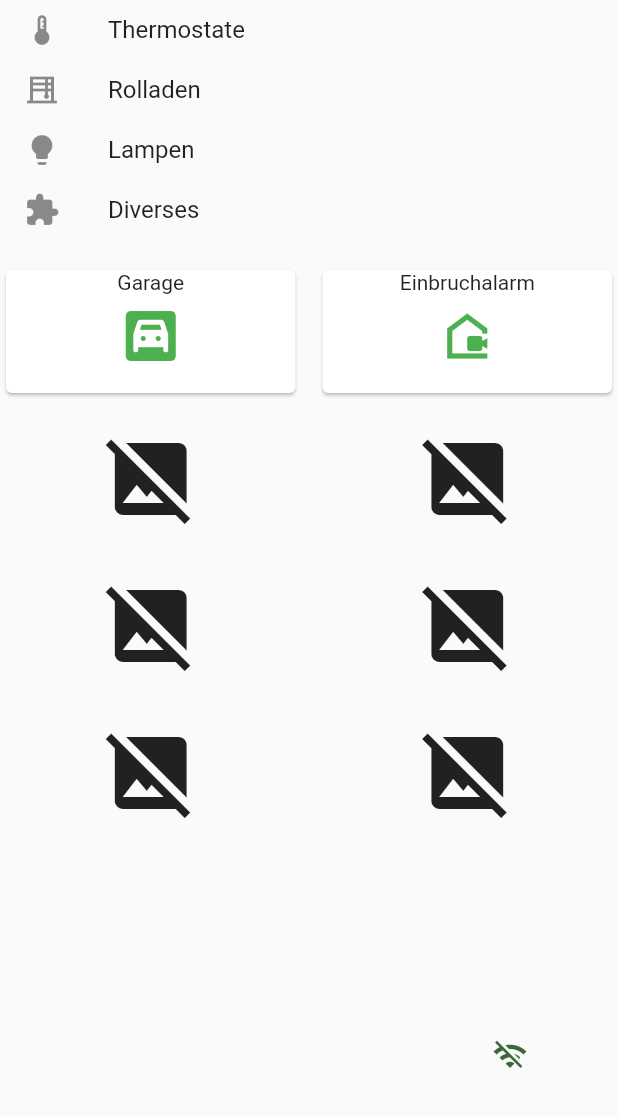
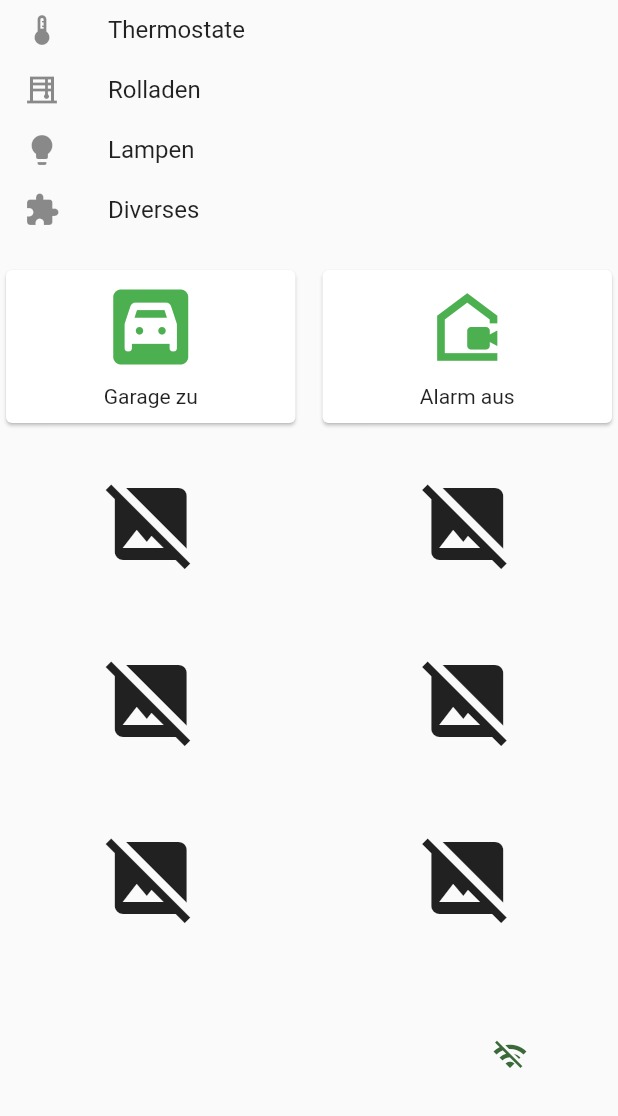
Before and after one commit to vindolin/HomeBase14, a Flutter app: the HomePageSliver screen opened directly, on a phone screen of 412 x 824 dp, the part 120-1236 px from its top. Run offline on Flutter 3.47's test engine with Material 2 defaults, Android fonts, the phone set to English and light mode, and no system bars; our stand-ins replace flutter_hooks, flutter_riverpod, flutter_translate, freezed_annotation, nanoid, riverpod_annotation and 3 more; missing offline and left inert: encrypt, format, mqtt_client; accounts and stored records are empty; generated files the repository leaves out were written again.

Commit message:
ArmedSwitch WIP

```diff
--- a/lib/models/mqtt_devices.dart
+++ b/lib/models/mqtt_devices.dart
@@ -53,42 +53,46 @@ class DeviceNames extends _$DeviceNames {
   }
 }
 
-@freezed
-class SwitchDevice with _$SwitchDevice {
-  const factory SwitchDevice({
-    required String id,
-    required String name,
-    required String topicGet,
-    required String topicSet,
-    required String on,
-    required String off,
-    required String? state,
-    required String textOn,
-    required String textOff,
-    required Color colorOn,
-    required Color colorOff,
-    required IconData iconOn,
-    required IconData iconOff,
+@unfreezed
+class ArmedSwitchDevice with _$ArmedSwitchDevice {
+  factory ArmedSwitchDevice({
+    required final String id,
+    required final String name,
+    required final String topicGet,
+    required final String topicSet,
+    required final String on,
+    required final String off,
+    required final String? state,
+    required final String textOn,
+    required final String textOff,
+    required final Color colorOn,
+    required final Color colorOff,
+    required final IconData iconOn,
+    required final IconData iconOff,
+    required bool transitioning,
   }) = _SwitchDevice;
 }
 
-Map<String, SwitchDevice> switchDevices = {
-  'garage': const SwitchDevice(
+Map<String, ArmedSwitchDevice> switchDevices = {
+  'garage': ArmedSwitchDevice(
     id: 'garage',
     name: 'Garage',
-    topicGet: 'garagedoors/state',
-    topicSet: 'garagedoors/set',
+    topicGet: 'garagedoor/state',
+    topicSet: 'garagedoor/set',
+    // topicGet: 'arm_test/get',
+    // topicSet: 'arm_test/set',
     on: 'open',
     off: 'close',
     state: null,
-    textOn: 'Garage auf',
+    textOn: 'Garage auf', // TODOs translate
     textOff: 'Garage zu',
     colorOn: Colors.pink,
     colorOff: Colors.green,
     iconOn: Icons.garage,
     iconOff: Icons.garage,
+    transitioning: false,
   ),
-  'burglar': const SwitchDevice(
+  'burglar': ArmedSwitchDevice(
     id: 'burglar',
     name: 'Einbruchalarm',
     topicGet: 'home/burglar_alarm',
@@ -102,6 +106,23 @@ Map<String, SwitchDevice> switchDevices = {
     colorOff: Colors.green,
     iconOn: Icons.camera_outdoor,
     iconOff: Icons.camera_outdoor,
+    transitioning: false,
+  ),
+  'pump': ArmedSwitchDevice(
+    id: 'pump',
+    name: 'Tauchpumpe',
+    topicGet: 'garden/cistern_pump/get',
+    topicSet: 'garden/cistern_pump/set',
+    on: '1',
+    off: '0',
+    state: null,
+    textOn: 'Pumpe ein',
+    textOff: 'Pumpe aus',
+    colorOn: Colors.pink,
+    colorOff: Colors.green,
+    iconOn: Icons.camera_outdoor,
+    iconOff: Icons.camera_outdoor,
+    transitioning: false,
   ),
 };
 
@@ -110,12 +131,13 @@ class SwitchDevices extends _$SwitchDevices {
   late Function publishCallback; // get's injected by the mqtt class
 
   @override
-  Map<String, SwitchDevice> build() {
+  Map<String, ArmedSwitchDevice> build() {
     return switchDevices; // figure out why I can't the map directly here...
   }
 
   void toggleState(key) {
-    SwitchDevice switchDevice = state[key]!;
+    ArmedSwitchDevice switchDevice = state[key]!;
+    switchDevice.transitioning = true;
     String newState = switchDevice.state == switchDevice.on ? switchDevice.off : switchDevice.on;
     publishCallback(
       switchDevice.topicSet,
--- a/lib/models/mqtt_providers.dart
+++ b/lib/models/mqtt_providers.dart
@@ -14,8 +14,9 @@ part 'mqtt_providers.g.dart';
 const subscribeTopics = [
   'zigbee2mqtt/#',
   'stat/#',
-  'garagedoors/state',
+  'garagedoor/state',
   'home/burglar_alarm',
+  'arm_test/get',
 ];
 
 final clientIdentifier = 'K${nanoid()}';
@@ -201,7 +202,7 @@ class Mqtt extends _$Mqtt {
           if (value.topicGet == mqttReceivedMessage.topic) {
             switchDevices.state = {
               ...switchDevices.state,
-              key: value.copyWith(state: payload),
+              key: value.copyWith(state: payload, transitioning: false),
             };
           }
         });
--- a/lib/pages/home_page_sliver.dart
+++ b/lib/pages/home_page_sliver.dart
@@ -166,29 +166,16 @@ class HomePageSliver extends ConsumerWidget {
           SliverGrid(
             gridDelegate: const SliverGridDelegateWithFixedCrossAxisCount(
               crossAxisCount: 2,
-              mainAxisExtent: 90,
+              mainAxisExtent: 110,
               mainAxisSpacing: 8.0,
               crossAxisSpacing: 10.0,
-              childAspectRatio: 1.0,
+              childAspectRatio: 2.0,
             ),
             delegate: SliverChildBuilderDelegate(
               (BuildContext context, int index) {
                 final buttons = [
                   const ArmedSwitch('garage'),
                   const ArmedSwitch('burglar'),
-                  // ElevatedButton.icon(
-                  //   onPressed: () => {},
-                  //   style: ButtonStyle(
-                  //     backgroundColor: MaterialStateProperty.all<Color>(
-                  //       Theme.of(context).primaryColor,
-                  //     ),
-                  //   ),
-                  //   icon: const Icon(
-                  //     Icons.image_not_supported,
-                  //     size: 64,
-                  //   ),
-                  //   label: const Text('Garage'),
-                  // ),
                   const Icon(
                     Icons.image_not_supported,
                     size: 64,
--- a/lib/widgets/armed_switch_widget.dart
+++ b/lib/widgets/armed_switch_widget.dart
@@ -8,13 +8,14 @@ Future<bool> confirmIcon(
   BuildContext context, {
   Widget? title,
   required Widget icon,
+  required double iconSize,
 }) async {
   final bool? isConfirm = await showDialog<bool>(
     context: context,
     builder: (_) => WillPopScope(
       child: AlertDialog(
         title: title,
-        content: IconButton(icon: icon, onPressed: () => Navigator.pop(context, true)),
+        content: IconButton(icon: icon, iconSize: iconSize, onPressed: () => Navigator.pop(context, true)),
       ),
       onWillPop: () async {
         Navigator.pop(context, false);
@@ -27,6 +28,7 @@ Future<bool> confirmIcon(
 }
 
 class ArmedSwitch extends ConsumerStatefulWidget {
+  final iconSize = 60.0;
   final String id;
   const ArmedSwitch(this.id, {super.key});
 
@@ -35,6 +37,8 @@ class ArmedSwitch extends ConsumerStatefulWidget {
 }
 
 class _ArmedSwitchState extends ConsumerState<ArmedSwitch> {
+  bool transitioning = false;
+
   @override
   Widget build(BuildContext context) {
     final switchDevice = ref.watch(
@@ -42,17 +46,20 @@ class _ArmedSwitchState extends ConsumerState<ArmedSwitch> {
     )!;
 
     return Card(
-      child: Column(
+      child: Stack(
+        alignment: Alignment.center,
         children: [
-          Text(switchDevice.name),
+          Column(
+            children: [
+              // Text(switchDevice.name),
               IconButton(
-            iconSize: 40,
-            highlightColor: Colors.red,
+                iconSize: widget.iconSize,
                 icon: Icon(
                   switchDevice.state == switchDevice.on ? switchDevice.iconOn : switchDevice.iconOff,
                   color: switchDevice.state == switchDevice.on ? switchDevice.colorOn : switchDevice.colorOff,
                 ),
                 onPressed: () async {
+                  // only publish passive state e.g. off/close without confirmation
                   if (switchDevice.state == switchDevice.on) {
                     setState(() {
                       ref.read(switchDevicesProvider.notifier).toggleState(switchDevice.id);
@@ -60,15 +67,18 @@ class _ArmedSwitchState extends ConsumerState<ArmedSwitch> {
                     return;
                   }
 
+                  // else open the confirm dialog
                   final confirmation = await confirmIcon(
                     context,
                     title: const Text('Ganz sicher?'),
                     icon: Icon(
                       switchDevice.state == switchDevice.on ? switchDevice.iconOn : switchDevice.iconOff,
                       color: switchDevice.state == switchDevice.on ? switchDevice.colorOn : switchDevice.colorOff,
-                  size: 40,
+                      size: widget.iconSize,
                     ),
+                    iconSize: widget.iconSize,
                   );
+                  // and publish the value if confirmed
                   if (confirmation) {
                     setState(() {
                       ref.read(switchDevicesProvider.notifier).toggleState(switchDevice.id);
@@ -76,6 +86,10 @@ class _ArmedSwitchState extends ConsumerState<ArmedSwitch> {
                   }
                 },
               ),
+              Text(switchDevice.state == switchDevice.on ? switchDevice.textOn : switchDevice.textOff),
+            ],
+          ),
+          switchDevice.transitioning ? const CircularProgressIndicator() : Container()
         ],
       ),
     );
```
Also changed, not shown: lib/models/mqtt_devices.freezed.dart, lib/models/mqtt_devices.g.dart, lib/models/mqtt_providers.g.dart. Lines whose indentation alone changed are shown as unchanged.
